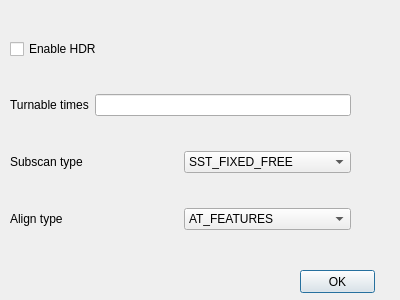
Above: RapidScan/startscan.ui from Shining3D/sdk-demo-cpp-rapid before the change. Below: the same form after it.
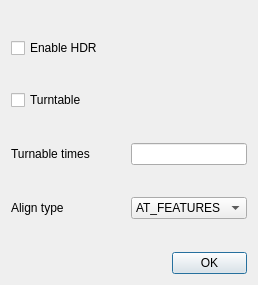
That is the form after the change.

```diff
--- a/RapidScan/startscan.ui
+++ b/RapidScan/startscan.ui
@@ -6,87 +6,105 @@
    <rect>
     <x>0</x>
     <y>0</y>
-    <width>400</width>
-    <height>300</height>
+    <width>258</width>
+    <height>285</height>
    </rect>
   </property>
   <property name="windowTitle">
    <string>Dialog</string>
   </property>
-  <widget class="QWidget" name="verticalLayoutWidget">
-   <property name="geometry">
-    <rect>
-     <x>10</x>
-     <y>10</y>
-     <width>341</width>
-     <height>251</height>
-    </rect>
-   </property>
-   <layout class="QVBoxLayout" name="verticalLayout">
-    <item>
-     <layout class="QHBoxLayout" name="horizontalLayout_2">
-      <item>
+  <layout class="QGridLayout" name="gridLayout">
+   <item row="0" column="0">
+    <spacer name="verticalSpacer">
+     <property name="orientation">
+      <enum>Qt::Vertical</enum>
+     </property>
+     <property name="sizeHint" stdset="0">
+      <size>
+       <width>20</width>
+       <height>21</height>
+      </size>
+     </property>
+    </spacer>
+   </item>
+   <item row="1" column="0" colspan="2">
        <widget class="QCheckBox" name="checkBox">
         <property name="text">
          <string>Enable HDR</string>
         </property>
        </widget>
       </item>
-     </layout>
-    </item>
-    <item>
-     <layout class="QHBoxLayout" name="horizontalLayout_5">
-      <item>
+   <item row="2" column="0">
+    <spacer name="verticalSpacer_2">
+     <property name="orientation">
+      <enum>Qt::Vertical</enum>
+     </property>
+     <property name="sizeHint" stdset="0">
+      <size>
+       <width>20</width>
+       <height>20</height>
+      </size>
+     </property>
+    </spacer>
+   </item>
+   <item row="3" column="0" colspan="2">
+    <widget class="QCheckBox" name="checkBox_turntable">
+     <property name="text">
+      <string>Turntable</string>
+     </property>
+    </widget>
+   </item>
+   <item row="4" column="0">
+    <spacer name="verticalSpacer_3">
+     <property name="orientation">
+      <enum>Qt::Vertical</enum>
+     </property>
+     <property name="sizeHint" stdset="0">
+      <size>
+       <width>20</width>
+       <height>21</height>
+      </size>
+     </property>
+    </spacer>
+   </item>
+   <item row="5" column="0" colspan="2">
        <widget class="QLabel" name="label_turnableTimes">
         <property name="text">
          <string>Turnable times</string>
         </property>
        </widget>
       </item>
-      <item>
+   <item row="5" column="2" colspan="2">
        <widget class="QLineEdit" name="lineEdit_turnableTimes">
+     <property name="enabled">
+      <bool>true</bool>
+     </property>
         <property name="text">
          <string/>
         </property>
        </widget>
       </item>
-     </layout>
-    </item>
-    <item>
-     <layout class="QHBoxLayout" name="horizontalLayout_3">
-      <item>
-       <widget class="QLabel" name="label_subScanType">
-        <property name="text">
-         <string>Subscan type</string>
-        </property>
-       </widget>
-      </item>
-      <item>
-       <widget class="QComboBox" name="comboBox_subScanType">
-        <item>
-         <property name="text">
-          <string>SST_FIXED_FREE</string>
-         </property>
-        </item>
-        <item>
-         <property name="text">
-          <string>SST_FIXED_TURNABLE</string>
-         </property>
-        </item>
-       </widget>
-      </item>
-     </layout>
-    </item>
-    <item>
-     <layout class="QHBoxLayout" name="horizontalLayout_4">
-      <item>
+   <item row="6" column="0">
+    <spacer name="verticalSpacer_4">
+     <property name="orientation">
+      <enum>Qt::Vertical</enum>
+     </property>
+     <property name="sizeHint" stdset="0">
+      <size>
+       <width>20</width>
+       <height>20</height>
+      </size>
+     </property>
+    </spacer>
+   </item>
+   <item row="7" column="0">
        <widget class="QLabel" name="label_alignType">
         <property name="text">
          <string>Align type</string>
         </property>
        </widget>
       </item>
-      <item>
+   <item row="7" column="2" colspan="2">
        <widget class="QComboBox" name="comboBox_alignType">
         <item>
          <property name="text">
@@ -108,40 +126,48 @@
           <string>AT_AUTO</string>
          </property>
         </item>
-        <item>
-         <property name="text">
-          <string>AT_TURTABLE</string>
-         </property>
-        </item>
-        <item>
-         <property name="text">
-          <string>AT_CODE_POINT</string>
-         </property>
-        </item>
-        <item>
-         <property name="text">
-          <string>AT_GLOBAL_POINT</string>
-         </property>
-        </item>
-       </widget>
-      </item>
-     </layout>
-    </item>
-   </layout>
-  </widget>
-  <widget class="QPushButton" name="pushButton">
-   <property name="geometry">
-    <rect>
-     <x>300</x>
-     <y>270</y>
+    </widget>
+   </item>
+   <item row="8" column="3">
+    <spacer name="verticalSpacer_5">
+     <property name="orientation">
+      <enum>Qt::Vertical</enum>
+     </property>
+     <property name="sizeHint" stdset="0">
+      <size>
+       <width>20</width>
+       <height>21</height>
+      </size>
+     </property>
+    </spacer>
+   </item>
+   <item row="9" column="0">
+    <spacer name="horizontalSpacer">
+     <property name="orientation">
+      <enum>Qt::Horizontal</enum>
+     </property>
+     <property name="sizeHint" stdset="0">
+      <size>
+       <width>75</width>
+       <height>17</height>
+      </size>
+     </property>
+    </spacer>
+   </item>
+   <item row="9" column="3">
+    <widget class="QPushButton" name="pushButton_ok">
+     <property name="maximumSize">
+      <size>
      <width>75</width>
      <height>23</height>
-    </rect>
+      </size>
    </property>
    <property name="text">
     <string>OK</string>
    </property>
   </widget>
+   </item>
+  </layout>
  </widget>
  <resources/>
  <connections/>
```
Lines whose indentation alone changed are shown as unchanged.
